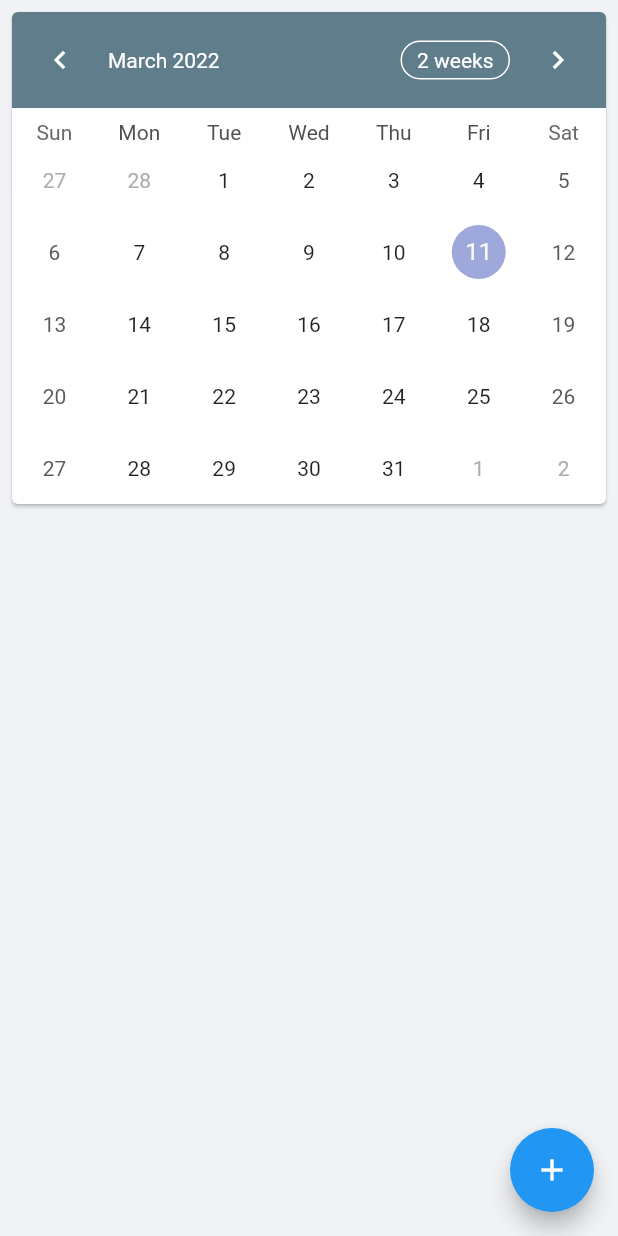
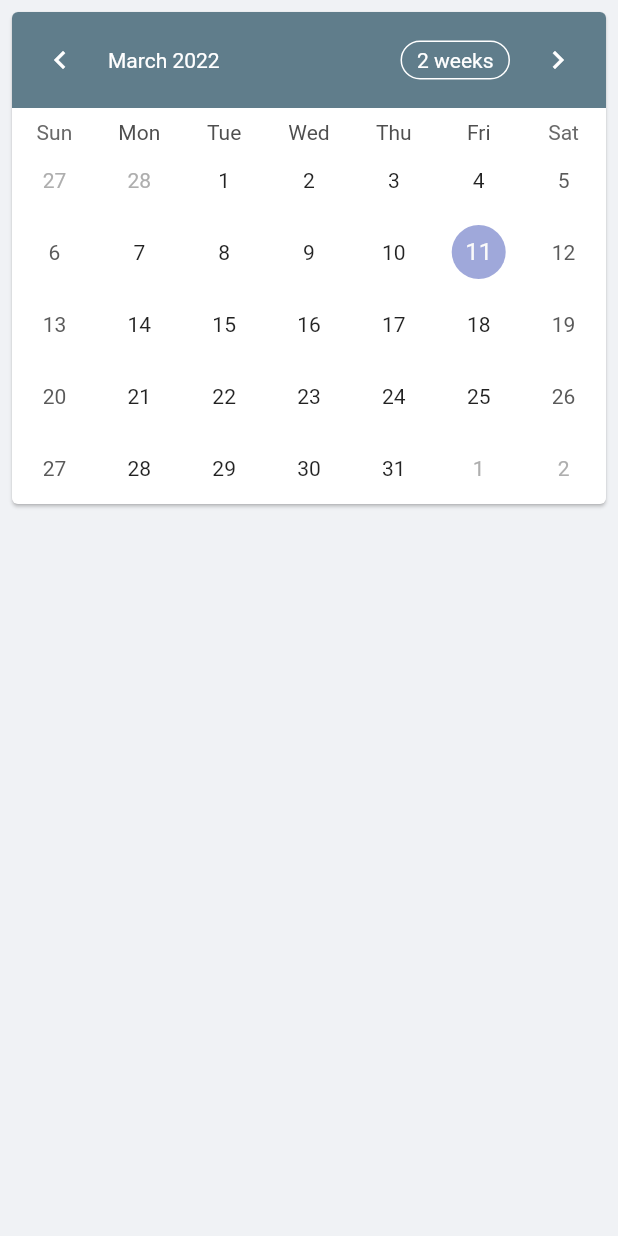
Before and after one commit to weiren-lee/Communify, a Flutter app: the Calendar screen opened directly with empty values, on a phone screen of 412 x 824 dp. Run offline on Flutter 3.47's test engine with Material 2 defaults, Android fonts, the phone set to English and light mode, and no system bars; drawn by our look-alikes of table_calendar; our stand-ins replace cached_network_image, cloud_firestore, firebase_auth, firebase_core, firebase_storage, flutter_form_builder and 3 more; accounts and stored records are empty.

Commit message:
finished calendar page and functions

```diff
--- a/lib/views/calendar.dart
+++ b/lib/views/calendar.dart
@@ -1,5 +1,4 @@
 import 'dart:collection';
-
 import 'package:communify/services/database.dart';
 import 'package:flutter/material.dart';
 import 'package:table_calendar/table_calendar.dart';
@@ -138,11 +137,30 @@ class _CalendarState extends State<Calendar> {
                     calendarBuilders: const CalendarBuilders(),
                   ),
                 ),
-                // _selectedDay == null ? Container() :
-                // Text(
-                //   DateFormat('EEEE, dd MMMM, yyyy').format(_selectedDay!),
-                //   style: Theme.of(context).textTheme.headline6,
-                // ),
+                _selectedDay == null ? Container() :
+                    ListTile(
+                      leading: const Icon(
+                        Icons.add,
+                        color: Colors.transparent,
+                      ),
+                      title: Center(
+                        child: Text(
+                          DateFormat('EEEE, dd MMMM, yyyy').format(_selectedDay!),
+                          style: Theme.of(context).textTheme.headline6,
+                        ),
+                      ),
+                      trailing: IconButton(
+                        icon: const Icon(Icons.add),
+                        onPressed: () {
+                          Navigator.push(
+                              context,
+                              MaterialPageRoute(
+                                  builder: (context) => AddEvent(selectedDate: _selectedDay,houseId: widget.houseId, event: null,))
+                          );
+                        },
+                      ),
+                    ),
+
                 Expanded(
                   child: ListView.builder(
                     shrinkWrap: true,
@@ -166,20 +184,18 @@ class _CalendarState extends State<Calendar> {
                                 context,
                                 MaterialPageRoute(
                                     builder: (context) =>
-                                        EventDetails(event: snapshot.data.docs[index].data())));
+                                        EventDetails(event: snapshot.data.docs[index].data(), houseId: widget.houseId,)));
                           },
-                          // onTap: () => Navigator.pushNamed(
-                          //     context, AppRoutes.viewEvent,
-                          //     arguments: event),
                           trailing: IconButton(
                             icon: const Icon(Icons.edit),
                             onPressed: () =>
                                 {
-                                  // Navigator.pushNamed(
-                            //   context,
-                            //   AppRoutes.editEvent,
-                            //   arguments: event,
-                            // ),
+                                  Navigator.push(
+                                      context,
+                                      MaterialPageRoute(
+                                          builder: (context) => AddEvent(selectedDate: null, houseId: widget.houseId, event: snapshot.data.docs[index].data())
+                                      )
+                                  )
                                 }
                           ),
                         ),
@@ -191,17 +207,6 @@ class _CalendarState extends State<Calendar> {
             );
           }
         // },
-
-      ),
-      floatingActionButton: FloatingActionButton(
-        child: const Icon(Icons.add),
-        onPressed: () {
-          Navigator.push(
-            context,
-            MaterialPageRoute(
-                builder: (context) => AddEvent(selectedDate: _selectedDay,houseId: widget.houseId))
-          );
-          },
       ),
     );
   }
```
Also changed, not shown: lib/views/add_event.dart (+11 -6 lines), lib/views/event_details.dart (+9 -2 lines).
